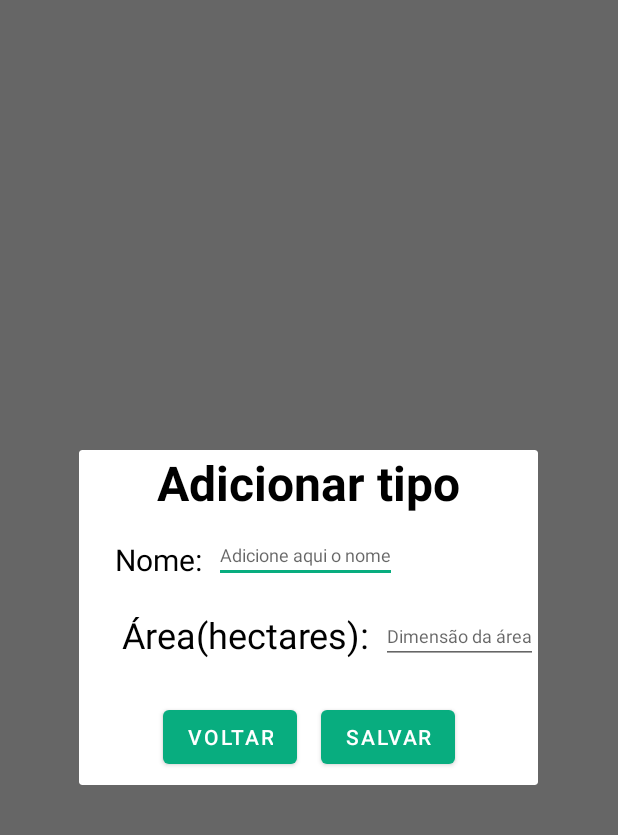
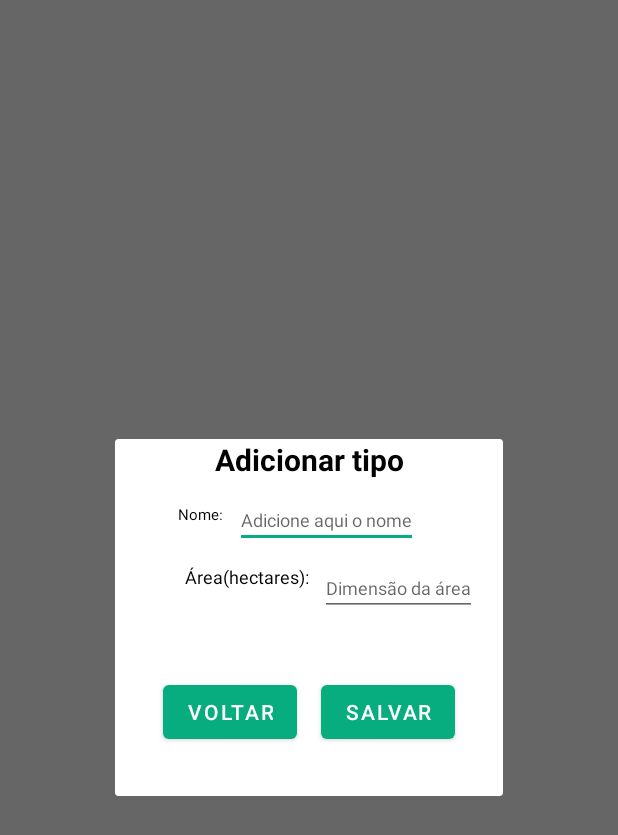
Before and after one commit to luciopeloso/TCC, an Android app: the fragment AddDialogFragment shown on its own in the app's theme, on a phone screen of 412 x 824 dp. Shown: the top 835 px of the screen. Run offline under Robolectric (Android 15) with nearby library versions, the phone set to English and light mode, and no system bars; our stand-ins replace Firebase (no records; nobody signed in at launch, a user with empty details on screens opened directly).

Commit message:
começando inserções de entradas

```diff
--- a/app/src/main/java/com/example/tcc/AddDialogFragment.kt
+++ b/app/src/main/java/com/example/tcc/AddDialogFragment.kt
@@ -16,6 +16,10 @@ class AddDialogFragment : DialogFragment() {
     private var _binding: FragmentAddAreaDialogBinding? = null
     private val binding get() = _binding!!
     private  val db = FirebaseFirestore.getInstance()
+
+    companion object {
+        const val TAG = "addAreaDialog"
+    }
 
     override fun onCreateView(
         inflater: LayoutInflater,
--- a/app/src/main/java/com/example/tcc/EntriesFragment.kt
+++ b/app/src/main/java/com/example/tcc/EntriesFragment.kt
@@ -94,4 +94,9 @@ class EntriesFragment : Fragment() {
         _binding = null
     }
 
+    fun handleAddAreaDialog(){
+        val dialog = AddDialogFragment()
+        dialog.show(childFragmentManager, AddDialogFragment.TAG)
+    }
+
 }
--- a/app/src/main/java/com/example/tcc/EntryManagerAdapter.kt
+++ b/app/src/main/java/com/example/tcc/EntryManagerAdapter.kt
@@ -13,8 +13,6 @@ import androidx.fragment.app.FragmentManager
 import androidx.recyclerview.widget.RecyclerView
 
 class EntryManagerAdapter(var mContext: Context, val list: MutableList<ParentData>) : RecyclerView.Adapter<RecyclerView.ViewHolder>() {
-
-    private val dialog = DialogsHandler()
 
 
     override fun onCreateViewHolder(parent: ViewGroup, viewType: Int): RecyclerView.ViewHolder {
@@ -41,9 +39,7 @@ class EntryManagerAdapter(var mContext: Context, val list: MutableList<ParentDat
                 component?.setOnClickListener{
                     expandOrCollapseParentItem(dataList,position)
                 }
-                add?.setOnClickListener{
-                    dialog.handleAddAreaDialog()
-                }
+
             }
         } else {
             holder as ChildViewHolder
--- a/app/src/main/res/drawable/bg_add_entry.xml
+++ b/app/src/main/res/drawable/bg_add_entry.xml
@@ -1,4 +1,3 @@
-<?xml version="1.0" encoding="utf-8"?>
 <?xml version="1.0" encoding="utf-8"?>
 <shape xmlns:android="http://schemas.android.com/apk/res/android"
     android:shape="rectangle">
--- a/app/src/main/res/drawable/bg_bottom_sheet.xml
+++ b/app/src/main/res/drawable/bg_bottom_sheet.xml
@@ -1,13 +1,12 @@
-<?xml version="1.0" encoding="utf-8"?>
 <?xml version="1.0" encoding="utf-8"?>
 <shape xmlns:android="http://schemas.android.com/apk/res/android"
     android:shape="rectangle">
 
-    <solid android:color="@color/white" />
+    <solid android:color="@color/white"/>
+
     <corners
         android:topLeftRadius="20dp"
         android:topRightRadius="20dp"
-        android:bottomLeftRadius="20dp"
-        android:bottomRightRadius="20dp"/>
+        />
 
 </shape>
--- a/app/src/main/res/layout/entry_parent_adapter.xml
+++ b/app/src/main/res/layout/entry_parent_adapter.xml
@@ -22,7 +22,7 @@
             android:id="@+id/parent_Title"
             android:layout_width="wrap_content"
             android:layout_height="wrap_content"
-            android:textSize="20sp"
+            android:textSize="10sp"
             app:layout_constraintBottom_toBottomOf="parent"
             app:layout_constraintEnd_toEndOf="parent"
             app:layout_constraintHorizontal_bias="0.099"
--- a/app/src/main/res/layout/fragment_add_area_dialog.xml
+++ b/app/src/main/res/layout/fragment_add_area_dialog.xml
@@ -5,7 +5,7 @@
     android:layout_width="match_parent"
     android:layout_height="wrap_content"
     android:layout_margin="16dp"
-    android:background="@drawable/bg_bottom_sheet"
+    android:background="@drawable/bg_add_entry"
     android:orientation="vertical">
 
     <TextView
@@ -15,7 +15,7 @@
         android:gravity="center"
         android:text="Adicionar tipo"
         android:textColor="@color/black"
-        android:textSize="32sp"
+        android:textSize="20sp"
         android:textStyle="bold"
         app:layout_constraintEnd_toEndOf="parent"
         app:layout_constraintStart_toStartOf="parent"
@@ -40,7 +40,7 @@
             android:paddingLeft="8dp"
             android:text="Nome:"
             android:textColor="@color/black"
-            android:textSize="20sp"
+            android:textSize="10sp"
             app:layout_constraintStart_toStartOf="parent"
             app:layout_constraintTop_toTopOf="parent" />
 
@@ -64,7 +64,7 @@
             android:paddingLeft="8dp"
             android:text="Área(hectares):"
             android:textColor="@color/black"
-            android:textSize="24sp"
+            android:textSize="12sp"
             app:layout_constraintBottom_toBottomOf="parent"
             app:layout_constraintStart_toStartOf="parent"
             app:layout_constraintTop_toBottomOf="@+id/text_name" />
@@ -87,6 +87,7 @@
         android:layout_height="wrap_content"
         android:gravity="center"
         android:orientation="horizontal"
+        android:layout_margin="24dp"
         app:layout_constraintBottom_toBottomOf="parent"
         app:layout_constraintEnd_toEndOf="parent"
         app:layout_constraintStart_toStartOf="parent"
```
Also changed, not shown: app/src/main/java/com/example/tcc/DialogsHandler.kt (+3 -8 lines).
